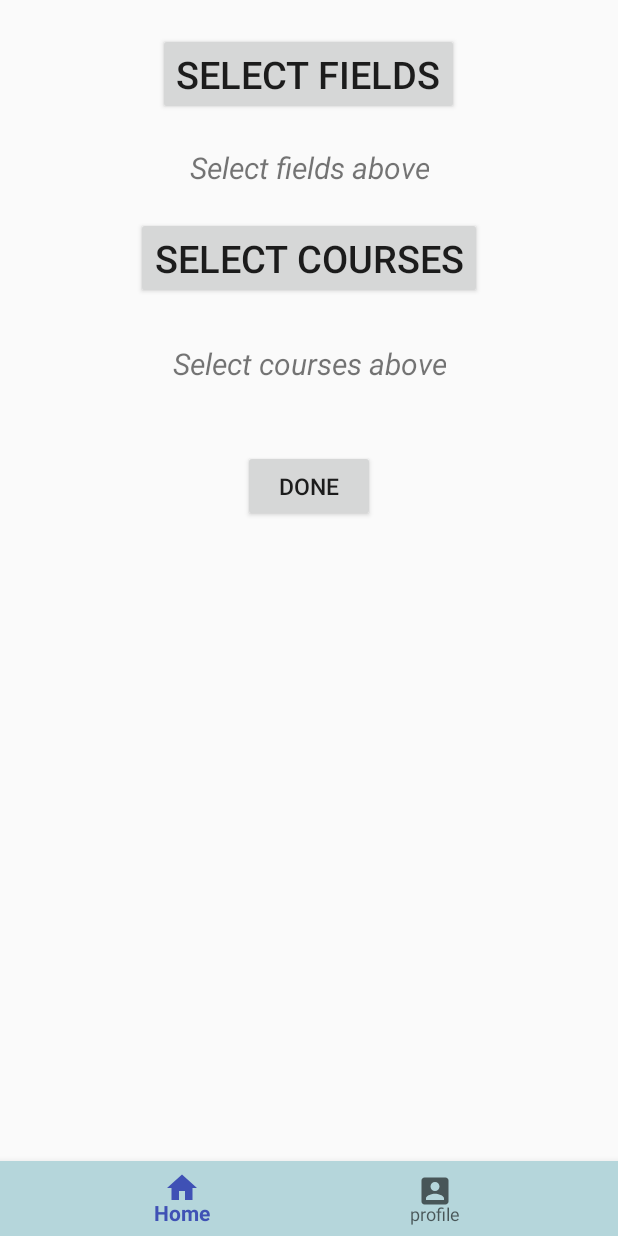
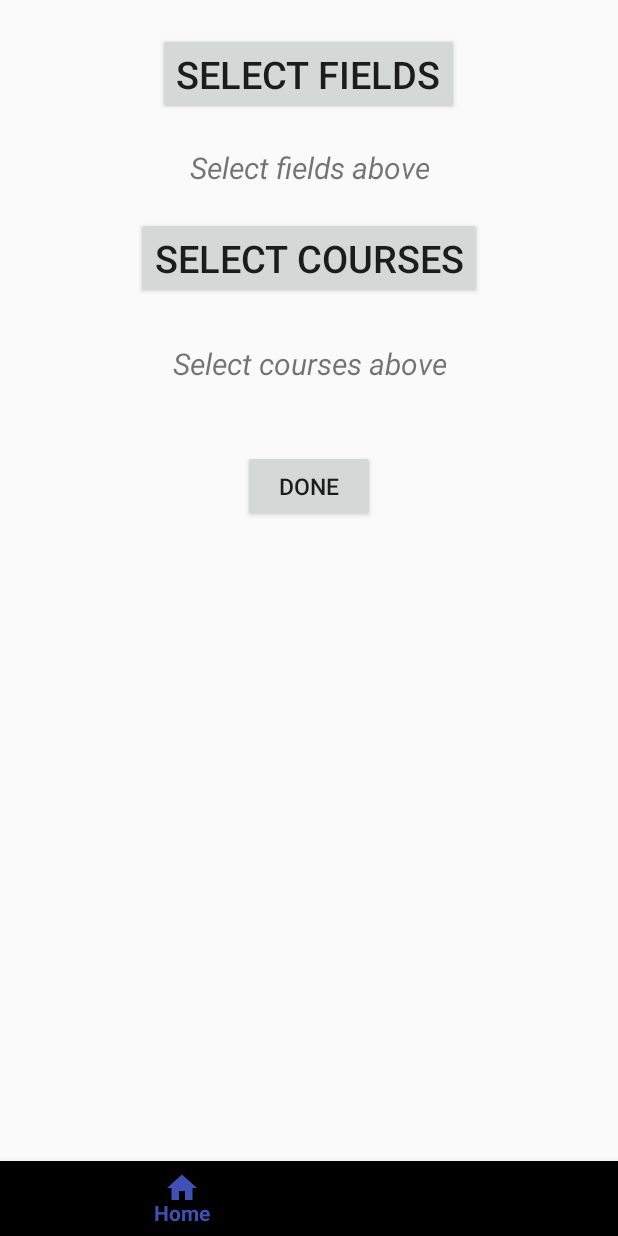
Before and after one commit to gertanoh/ForeignFriendApp, an Android app: the FilterActivity screen opened directly, with no data from a screen before it, on a phone screen of 412 x 824 dp. Run offline under Robolectric (Android 15) with nearby library versions, the phone set to English and light mode, and no system bars; our stand-ins replace Firebase (no records; nobody signed in at launch, a user with empty details on screens opened directly).

Commit message:
small navbar fix

```diff
--- a/app/src/main/res/layout/activity_filter.xml
+++ b/app/src/main/res/layout/activity_filter.xml
@@ -73,7 +73,7 @@
 
     <android.support.design.widget.BottomNavigationView
         android:id="@+id/bottomNavigationView"
-        android:background="#b5d6db"
+
         android:layout_weight="1"
         android:layout_width="match_parent"
         android:layout_height="50dp"
```
Also changed, not shown: 1 other file.
